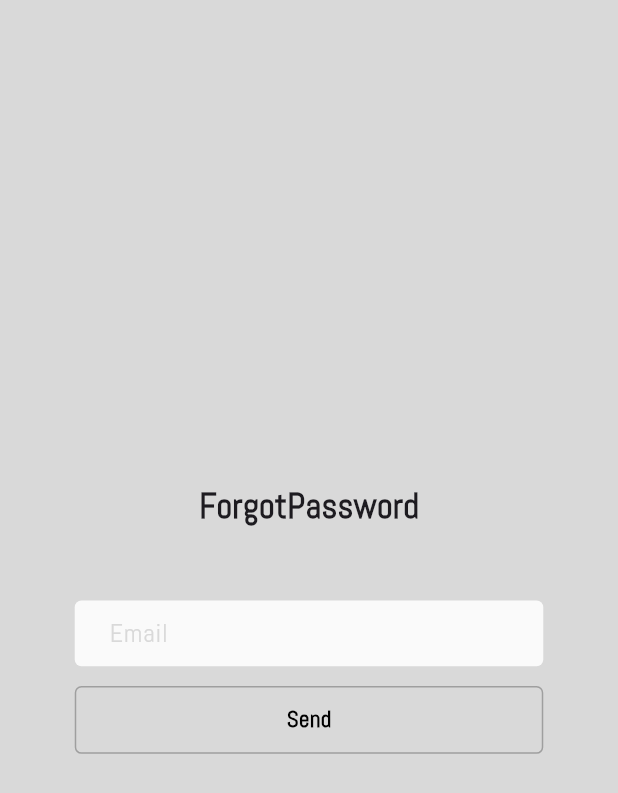
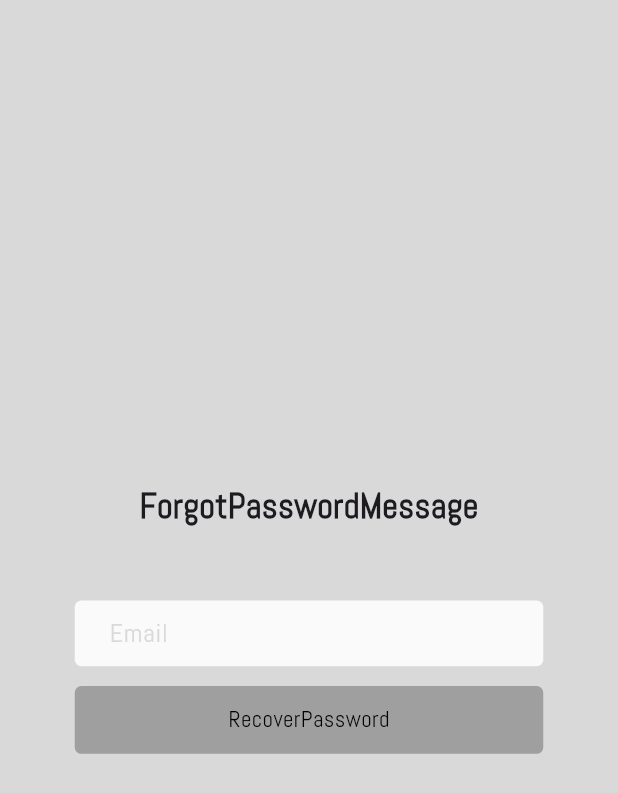
Before and after one commit to RechidiAhmedAbdelaaziz/TAJ-APP, a Flutter app: the ForgotPasswordScreen screen opened by its route, on a phone screen of 412 x 824 dp. Shown: the top 793 px of the screen. Run offline on Flutter 3.47's test engine with Material 3 defaults, Android fonts, the phone set to English and light mode, and no system bars; our stand-ins replace connectivity_plus, dio, dropdown_search, flutter_bloc, flutter_screenutil, flutter_secure_storage and 10 more; missing offline and left inert: flutter_flavor; accounts and stored records are empty; generated files the repository leaves out were written again.

Commit message:
Refactor button styles and update text labels in authentication screens

```diff
--- a/lib/core/themes/font_styles.dart
+++ b/lib/core/themes/font_styles.dart
@@ -55,19 +55,19 @@ abstract class AppTextStyles {
 
   static TextStyle primaryButton = TextStyle(
     fontSize: 16.spMin,
-    fontWeight: FontWeight.w600,
+    fontWeight: FontWeight.w400,
     color: AppColors.black,
   );
 
   static TextStyle secondaryButton = TextStyle(
     fontSize: 16.spMin,
-    fontWeight: FontWeight.w600,
+    fontWeight: FontWeight.w400,
     color: AppColors.black,
   );
 
   static TextStyle link = TextStyle(
     fontSize: 16.spMin,
-    fontWeight: FontWeight.w600,
+    fontWeight: FontWeight.w400,
     color: AppColors.black,
     decoration: TextDecoration.underline,
   );
--- a/lib/features/auth/modules/forgotpassword/ui/forgot_password_screen.dart
+++ b/lib/features/auth/modules/forgotpassword/ui/forgot_password_screen.dart
@@ -24,11 +24,10 @@ class ForgotPasswordScreen extends StatelessWidget {
         });
       },
       child: AuthScreen(
-        title: 'ForgotPassword'.tr(context),
-
+        title: 'ForgotPasswordMessage'.tr(context),
         form: const _Form(),
-        submitButton: AppButton.secondary(
-          text: 'Send'.tr(context),
+        submitButton: AppButton.primary(
+          text: 'RecoverPassword'.tr(context),
           onPressed: context.read<ForgotPasswordCubit>().submit,
           isLoading:
               (ctx) => ctx.select(
```
Also changed, not shown: lib/features/intro/welcome_screen.dart (+4 -6 lines).
